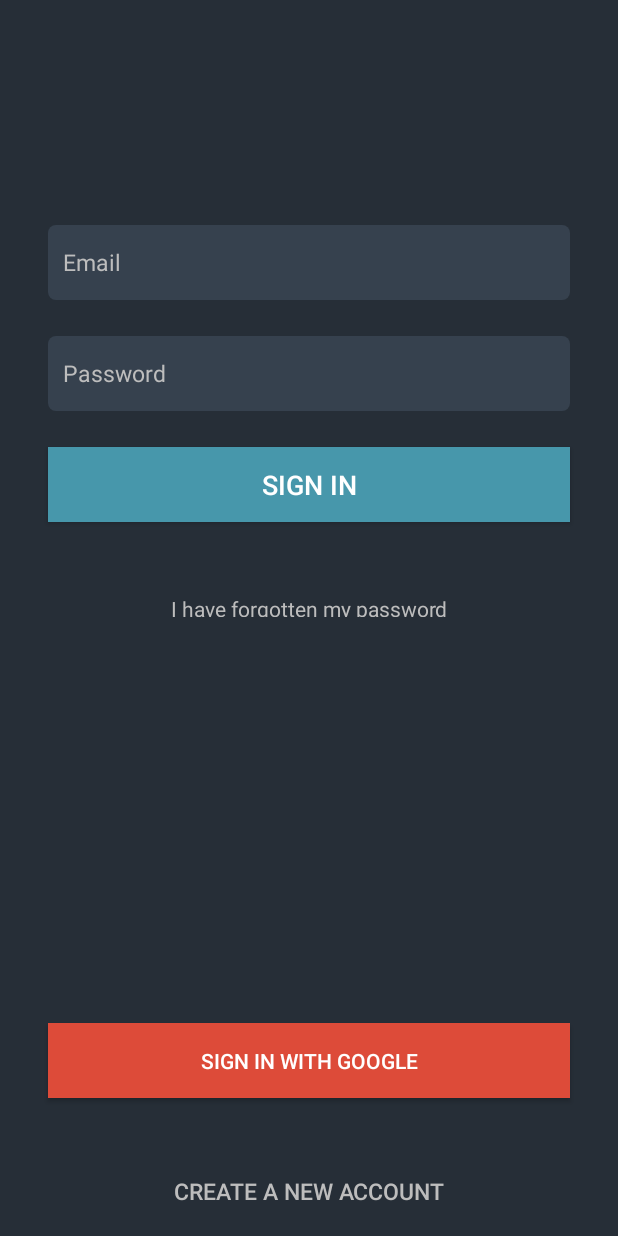
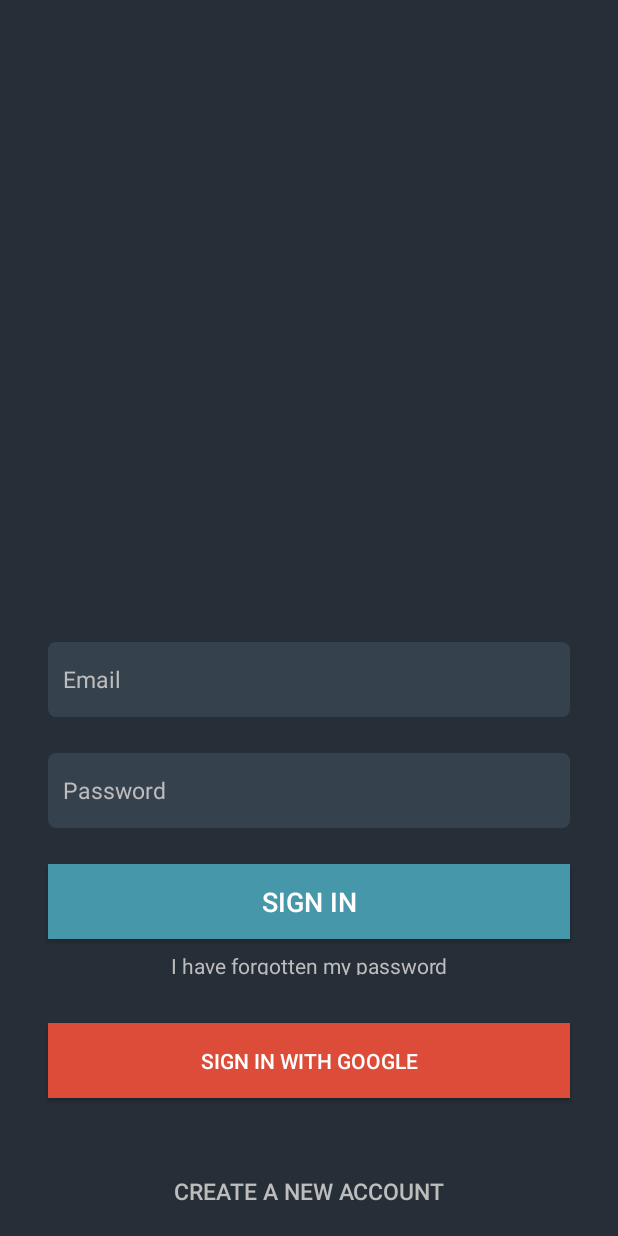
Before and after one commit to FranciscoJavierMartin/chat-android, an Android app: the screen it shows after launch (LoginActivity), on a phone screen of 412 x 824 dp. Run offline under Robolectric (Android 15) with nearby library versions, the phone set to English and light mode, and no system bars.

Commit message:
Login screen refactor

```diff
--- a/app/src/main/AndroidManifest.xml
+++ b/app/src/main/AndroidManifest.xml
@@ -9,7 +9,9 @@
             android:roundIcon="@mipmap/ic_launcher_round"
             android:supportsRtl="true"
             android:theme="@style/AppTheme">
-        <activity android:name=".LoginActivity">
+        <activity
+                android:name=".LoginActivity"
+                android:windowSoftInputMode="adjustPan">
             <intent-filter>
                 <action android:name="android.intent.action.MAIN"/>
 
--- a/app/src/main/res/layout/activity_login.xml
+++ b/app/src/main/res/layout/activity_login.xml
@@ -19,15 +19,14 @@
                 android:inputType="textEmailAddress"
                 android:hint="@string/login_email"
                 android:textSize="@dimen/login_text_size"
-                app:layout_constraintTop_toTopOf="parent"
                 app:layout_constraintStart_toStartOf="parent"
-                android:layout_marginTop="150dp"
                 android:layout_marginStart="32dp"
                 app:layout_constraintEnd_toEndOf="parent"
                 android:layout_marginEnd="32dp"
                 android:background="@drawable/edit_text_rounded"
-        android:paddingLeft="@dimen/login_edit_text_space"
-        android:paddingRight="@dimen/login_edit_text_space"/>
+                android:paddingLeft="@dimen/login_edit_text_space"
+                android:paddingRight="@dimen/login_edit_text_space" android:layout_marginBottom="24dp"
+                app:layout_constraintBottom_toTopOf="@+id/editTextPassword"/>
 
         <EditText
                 android:id="@+id/editTextPassword"
@@ -42,8 +41,9 @@
                 android:layout_marginEnd="32dp"
                 android:background="@drawable/edit_text_rounded"
                 android:paddingLeft="@dimen/login_edit_text_space"
-                android:paddingRight="@dimen/login_edit_text_space" android:layout_marginTop="24dp"
-                app:layout_constraintTop_toBottomOf="@+id/editTextEmail"/>
+                android:paddingRight="@dimen/login_edit_text_space"
+                android:layout_marginBottom="24dp"
+                app:layout_constraintBottom_toTopOf="@+id/button"/>
         <Button
                 android:id="@+id/button"
                 android:text="@string/login_sign_in"
@@ -52,20 +52,19 @@
                 android:textColor="@color/colorPrimaryText"
                 android:textSize="@dimen/login_text_xl_size"
                 android:background="@drawable/button_ripple_bg"
-                android:layout_marginTop="24dp"
-                app:layout_constraintTop_toBottomOf="@+id/editTextPassword"
                 app:layout_constraintStart_toStartOf="parent" android:layout_marginStart="32dp"
-                app:layout_constraintEnd_toEndOf="parent" android:layout_marginEnd="32dp"/>
+                app:layout_constraintEnd_toEndOf="parent" android:layout_marginEnd="32dp"
+                android:layout_marginBottom="8dp" app:layout_constraintBottom_toTopOf="@+id/textViewForgotPassword"/>
         <TextView
                 android:id="@+id/textViewForgotPassword"
                 android:text="@string/login_forgot_password"
                 android:layout_width="wrap_content"
-                android:layout_height="15dp"
+                android:layout_height="16dp"
                 android:textColor="@color/colorSecondaryText"
-                android:layout_marginTop="48dp"
-                app:layout_constraintTop_toBottomOf="@+id/button" android:layout_marginStart="8dp"
+                android:layout_marginStart="8dp"
                 app:layout_constraintStart_toStartOf="parent" android:layout_marginEnd="8dp"
-                app:layout_constraintEnd_toEndOf="parent"/>
+                app:layout_constraintEnd_toEndOf="parent" android:layout_marginBottom="32dp"
+                app:layout_constraintBottom_toTopOf="@+id/buttonLogInGoogle"/>
         <Button
                 android:id="@+id/buttonLogInGoogle"
                 android:layout_width="match_parent"
```
